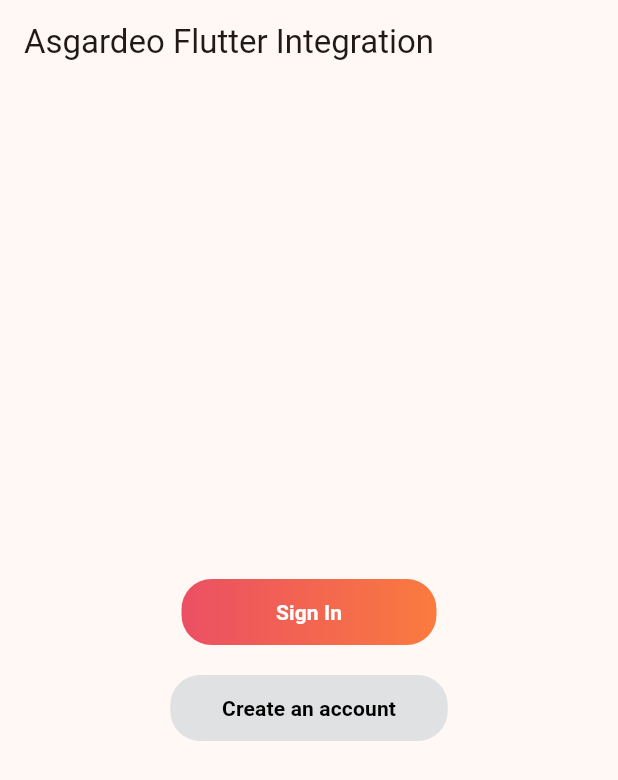
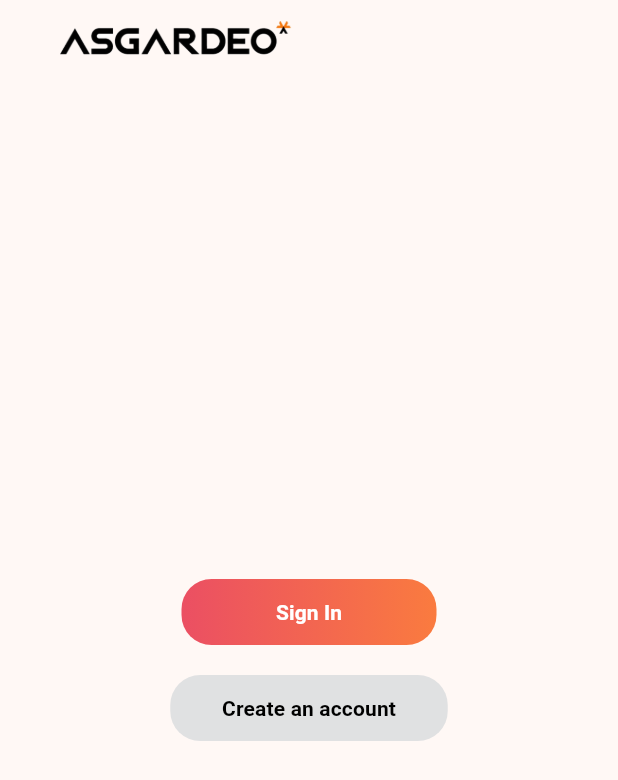
Before and after one commit to Dinithi-Hasanika/Asgardeo-Flutter-APP, a Flutter app: the screen it shows after launch, on a phone screen of 412 x 824 dp. Shown: the top 780 px of the screen. Run offline on Flutter 3.47's test engine with Material 2 defaults, Android fonts, the phone set to English and light mode, and no system bars; missing offline and left inert: flutter_appauth.

Commit message:
add asgardeo logo

```diff
--- a/lib/main.dart
+++ b/lib/main.dart
@@ -70,7 +70,16 @@ class _MyAppState extends State<MyApp> {
       ),
       home: Scaffold(
         appBar: AppBar(
-          title: Text(constants.appTitle),
+             leadingWidth: 200,
+            leading:  Padding(
+              padding: EdgeInsets.only(left: 40, right: 2,),
+              child: Image.asset(
+                  "assets/images/asgardeo-logo-transparent.png",
+                  scale:0.1,
+                ),
+            ),
+
+          //title: Text(constants.appTitle),
         ),
         body: _isUserLoggedIn
             ? _pageIndex == constants.homePage
--- a/pubspec.yaml
+++ b/pubspec.yaml
@@ -65,7 +65,8 @@ flutter:
   # assets:
   #   - images/a_dot_burr.jpeg
   #   - images/a_dot_ham.jpeg
-
+  assets:
+    - assets/images/asgardeo-logo-transparent.png
   # An image asset can refer to one or more resolution-specific "variants", see
   # https://flutter.dev/assets-and-images/#resolution-aware
 
```
Also changed, not shown: assets/images/asgardeo-logo-transparent.png (added).
